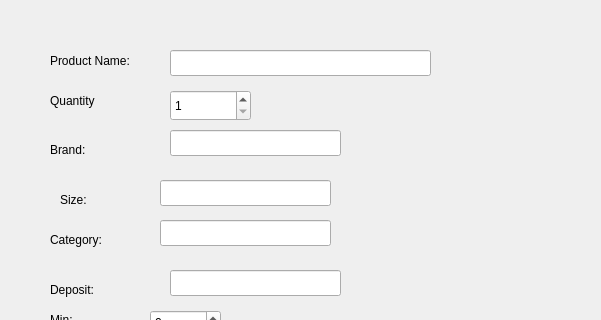
The window that additemdialogue.ui (cristhianguerreno/StoreInventory) describes before a commit, drawn with Qt 5; both pictures show x 0 to 601 and y 0 to 320 of the 1005 by 629 pixel window.
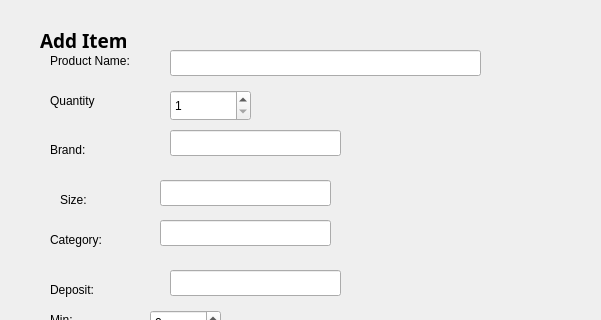
The same window after the commit.

Commit message: Cambio en interfaz y usuarios creados por default

The edit to the form file:
```diff
--- a/additemdialogue.ui
+++ b/additemdialogue.ui
@@ -31,7 +31,7 @@
     <rect>
      <x>170</x>
      <y>50</y>
-     <width>261</width>
+     <width>311</width>
      <height>26</height>
     </rect>
    </property>
@@ -235,6 +235,26 @@
     <string>Min:</string>
    </property>
   </widget>
+  <widget class="QLabel" name="lblName_2">
+   <property name="geometry">
+    <rect>
+     <x>40</x>
+     <y>30</y>
+     <width>121</width>
+     <height>21</height>
+    </rect>
+   </property>
+   <property name="font">
+    <font>
+     <family>Century Gothic</family>
+     <pointsize>14</pointsize>
+     <bold>true</bold>
+    </font>
+   </property>
+   <property name="text">
+    <string>Add Item</string>
+   </property>
+  </widget>
  </widget>
  <resources/>
  <connections/>
```
The commit also changes 6 other files.
